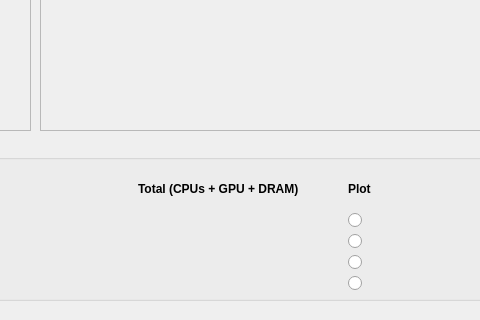
jmabuin/CPM, file src/MonitoringProcesses/view/DataWidget.ui: the form before one commit; both pictures show x 510 to 990 and y 410 to 730 of the 1420 by 730 pixel window.
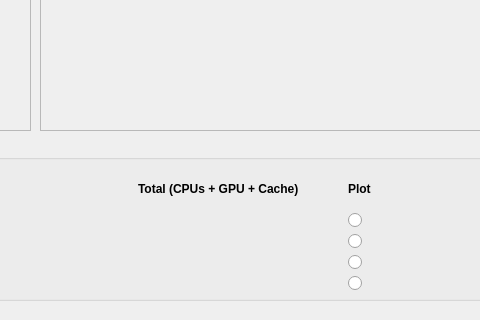
The form after the commit. Custom widgets are drawn as their Qt base class.

Commit message: Plotting energy in inervals

The edit to the form file:
```diff
--- a/src/MonitoringProcesses/view/DataWidget.ui
+++ b/src/MonitoringProcesses/view/DataWidget.ui
@@ -597,7 +597,7 @@
         <enum>QFrame::NoFrame</enum>
        </property>
        <property name="text">
-        <string>Total (CPUs + GPU + DRAM)</string>
+        <string>Total (CPUs + GPU + Cache)</string>
        </property>
       </widget>
      </item>
```
The commit also changes 1 other file.
